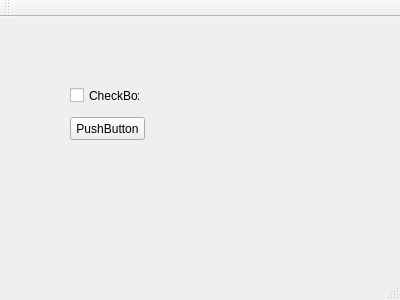
Qt form belajar_checkBox/mainwindow.ui (kodeepic/Belajar_Git) before a commit.
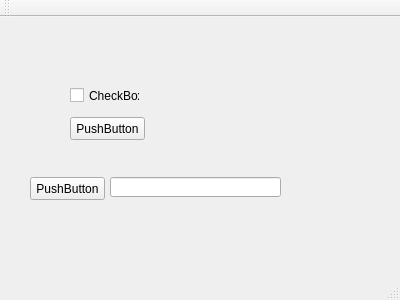
The same form after that commit.

```diff
--- a/belajar_checkBox/mainwindow.ui
+++ b/belajar_checkBox/mainwindow.ui
@@ -40,6 +40,29 @@
      <string>PushButton</string>
     </property>
    </widget>
+   <widget class="QPushButton" name="pushButton_2">
+    <property name="geometry">
+     <rect>
+      <x>30</x>
+      <y>160</y>
+      <width>75</width>
+      <height>23</height>
+     </rect>
+    </property>
+    <property name="text">
+     <string>PushButton</string>
+    </property>
+   </widget>
+   <widget class="QLineEdit" name="lineEdit">
+    <property name="geometry">
+     <rect>
+      <x>110</x>
+      <y>160</y>
+      <width>171</width>
+      <height>20</height>
+     </rect>
+    </property>
+   </widget>
   </widget>
   <widget class="QMenuBar" name="menuBar">
    <property name="geometry">
```
